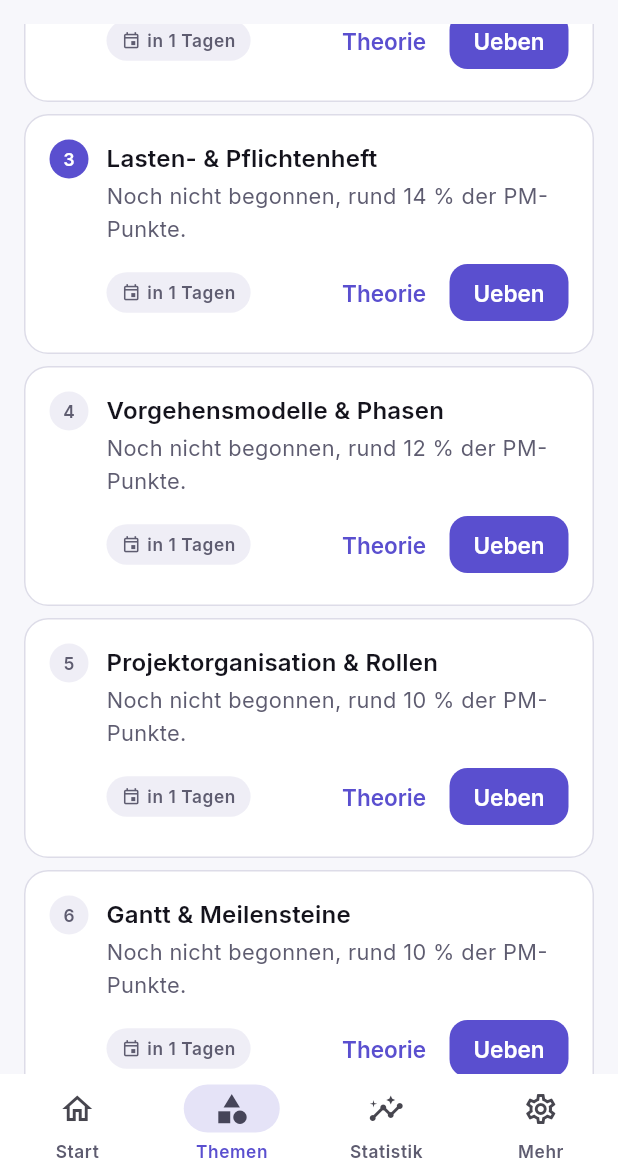
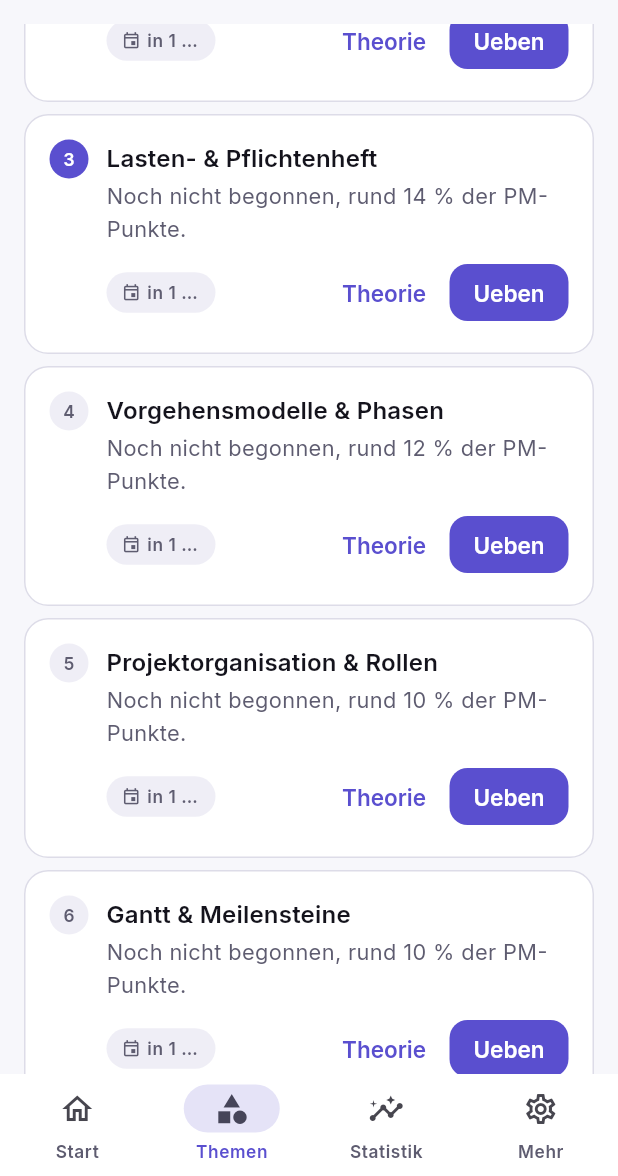
Before and after one commit to herocid/ap1, a Flutter app: the TopicsScreen screen opened by its route, scrolled down 576 dp, on a phone screen of 412 x 824 dp, the part 60-1236 px from its top. Run offline on Flutter 3.47's test engine with Material 3 defaults, Android fonts, the phone set to English and light mode, and no system bars; our stand-ins replace flutter_riverpod, go_router, google_fonts, shared_preferences, supabase_flutter; accounts and stored records are empty.

Commit message:
fix: Ueberlauf in der Lernplan-Zeile auf schmalen Displays
Bei 375 px Breite lief die Zeile aus Zeitraum-Chip, "Theorie" und "Ueben"
um 14 px ueber - sichtbar beim Thema mit dem laengsten Zeitraum-Label.
Der Chip ist die unwichtigste Information der Zeile und darf jetzt als
Einziger schrumpfen; MetaChip kuerzt seinen Text bei Bedarf mit Ellipse.

Gefunden beim Durchklicken der App gegen die frisch eingespielte
Supabase-Datenbank.

Co-Authored-By: Claude Opus 5 <noreply@anthropic.com>

```diff
--- a/lib/features/dashboard/topics_screen.dart
+++ b/lib/features/dashboard/topics_screen.dart
@@ -148,7 +148,15 @@ class _PlanRow extends StatelessWidget {
                 const SizedBox(height: Gap.s),
                 Row(
                   children: [
-                    MetaChip(label: _window, icon: Icons.event_outlined),
+                    // Der Chip ist die unwichtigste Information der Zeile und
+                    // darf deshalb als Einziger schrumpfen - sonst laeuft die
+                    // Zeile auf schmalen Displays ueber.
+                    Flexible(
+                      child: MetaChip(
+                        label: _window,
+                        icon: Icons.event_outlined,
+                      ),
+                    ),
                     const Spacer(),
                     TextButton(
                       onPressed: onTheory,
--- a/lib/widgets/common.dart
+++ b/lib/widgets/common.dart
@@ -459,7 +459,14 @@ class MetaChip extends StatelessWidget {
             Icon(icon, size: 13, color: fg),
             const SizedBox(width: 4),
           ],
-          Text(label, style: context.text.labelSmall?.copyWith(color: fg)),
+          Flexible(
+            child: Text(
+              label,
+              maxLines: 1,
+              overflow: TextOverflow.ellipsis,
+              style: context.text.labelSmall?.copyWith(color: fg),
+            ),
+          ),
         ],
       ),
     );
```
